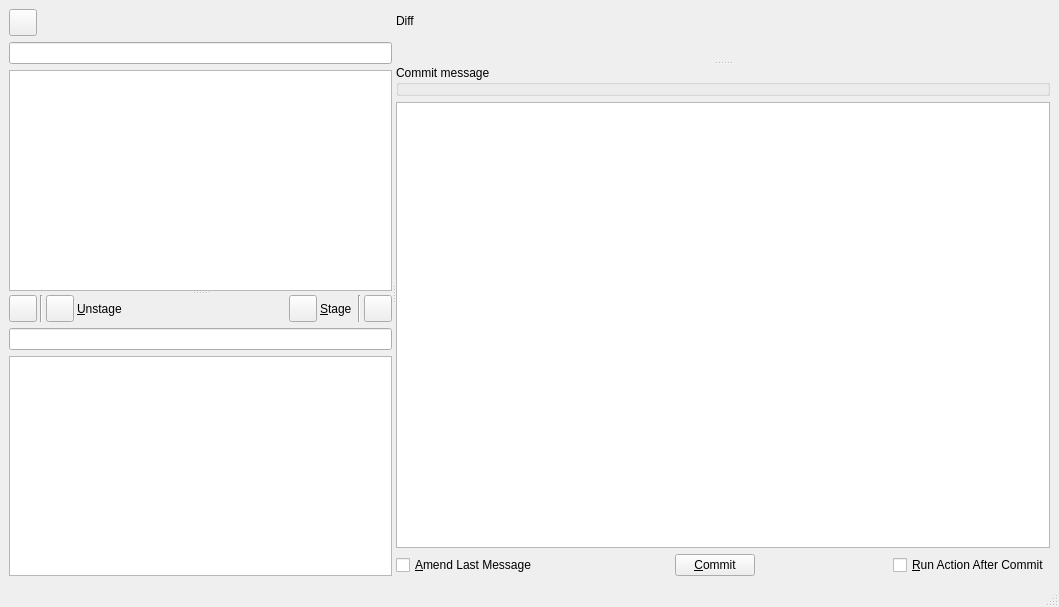
Old version of the form qgitc/commitwindow.ui in the repository timxx/qgitc.
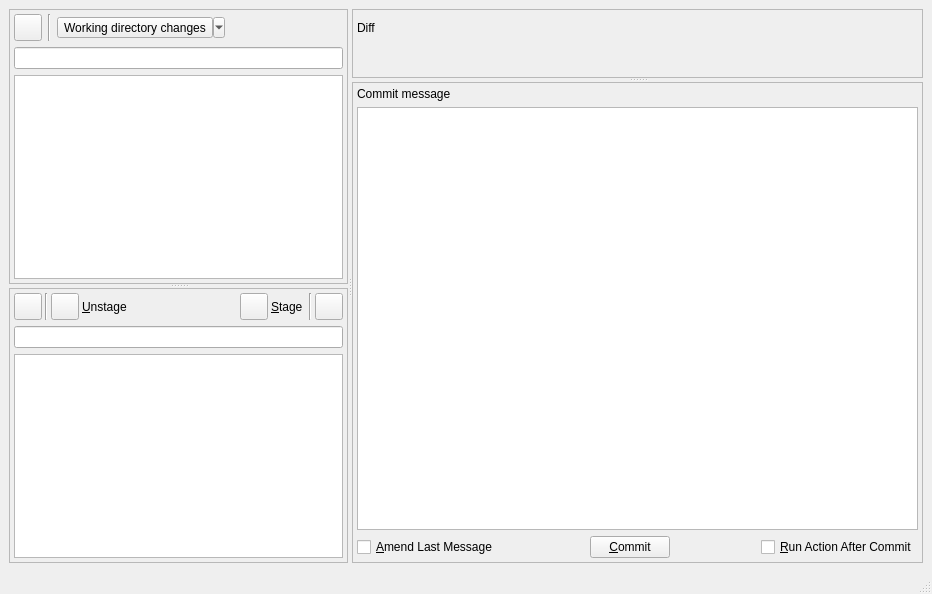
New version of the form. Custom widgets are drawn as their Qt base class.

What changed in the file:
```diff
--- a/qgitc/commitwindow.ui
+++ b/qgitc/commitwindow.ui
@@ -6,8 +6,8 @@
    <rect>
     <x>0</x>
     <y>0</y>
-    <width>1059</width>
-    <height>607</height>
+    <width>932</width>
+    <height>594</height>
    </rect>
   </property>
   <property name="windowTitle">
@@ -24,8 +24,29 @@
        <property name="orientation">
         <enum>Qt::Orientation::Vertical</enum>
        </property>
-       <widget class="QWidget" name="verticalLayoutWidget">
-        <layout class="QVBoxLayout" name="verticalLayout">
+       <widget class="QFrame" name="frame">
+        <property name="frameShape">
+         <enum>QFrame::Shape::StyledPanel</enum>
+        </property>
+        <property name="frameShadow">
+         <enum>QFrame::Shadow::Raised</enum>
+        </property>
+        <layout class="QVBoxLayout" name="verticalLayout_5">
+         <property name="spacing">
+          <number>6</number>
+         </property>
+         <property name="leftMargin">
+          <number>4</number>
+         </property>
+         <property name="topMargin">
+          <number>4</number>
+         </property>
+         <property name="rightMargin">
+          <number>4</number>
+         </property>
+         <property name="bottomMargin">
+          <number>4</number>
+         </property>
          <item>
           <layout class="QHBoxLayout" name="horizontalLayout_4">
            <item>
@@ -41,6 +62,35 @@
              </property>
             </widget>
            </item>
+           <item>
+            <widget class="Line" name="line">
+             <property name="orientation">
+              <enum>Qt::Orientation::Vertical</enum>
+             </property>
+            </widget>
+           </item>
+           <item>
+            <widget class="QToolButton" name="toolButton">
+             <property name="sizePolicy">
+              <sizepolicy hsizetype="Minimum" vsizetype="Fixed">
+               <horstretch>0</horstretch>
+               <verstretch>0</verstretch>
+              </sizepolicy>
+             </property>
+             <property name="text">
+              <string>Working directory changes</string>
+             </property>
+             <property name="popupMode">
+              <enum>QToolButton::ToolButtonPopupMode::MenuButtonPopup</enum>
+             </property>
+             <property name="toolButtonStyle">
+              <enum>Qt::ToolButtonStyle::ToolButtonTextBesideIcon</enum>
+             </property>
+             <property name="arrowType">
+              <enum>Qt::ArrowType::NoArrow</enum>
+             </property>
+            </widget>
+           </item>
            <item>
             <widget class="QtWaitingSpinner" name="spinnerUnstaged" native="true"/>
            </item>
@@ -67,10 +117,28 @@
          </item>
         </layout>
        </widget>
-       <widget class="QWidget" name="verticalLayoutWidget_2">
-        <layout class="QVBoxLayout" name="verticalLayout_2">
+       <widget class="QFrame" name="frame_2">
+        <property name="frameShape">
+         <enum>QFrame::Shape::StyledPanel</enum>
+        </property>
+        <property name="frameShadow">
+         <enum>QFrame::Shadow::Raised</enum>
+        </property>
+        <layout class="QVBoxLayout" name="verticalLayout_3">
+         <property name="leftMargin">
+          <number>4</number>
+         </property>
+         <property name="topMargin">
+          <number>4</number>
+         </property>
+         <property name="rightMargin">
+          <number>4</number>
+         </property>
+         <property name="bottomMargin">
+          <number>4</number>
+         </property>
          <item>
-          <layout class="QHBoxLayout" name="horizontalLayout_5">
+          <layout class="QHBoxLayout" name="horizontalLayout_6">
            <property name="spacing">
             <number>3</number>
            </property>
@@ -88,7 +156,7 @@
             </widget>
            </item>
            <item>
-            <widget class="Line" name="line">
+            <widget class="Line" name="line_3">
              <property name="orientation">
               <enum>Qt::Orientation::Vertical</enum>
              </property>
@@ -108,7 +176,7 @@
             </widget>
            </item>
            <item>
-            <widget class="QLabel" name="label_3">
+            <widget class="QLabel" name="label_5">
              <property name="text">
               <string>&amp;Unstage</string>
              </property>
@@ -118,7 +186,7 @@
             </widget>
            </item>
            <item>
-            <spacer name="horizontalSpacer_5">
+            <spacer name="horizontalSpacer_7">
              <property name="orientation">
               <enum>Qt::Orientation::Horizontal</enum>
              </property>
@@ -144,7 +212,7 @@
             </widget>
            </item>
            <item>
-            <widget class="QLabel" name="label_4">
+            <widget class="QLabel" name="label_6">
              <property name="text">
               <string>&amp;Stage</string>
              </property>
@@ -154,7 +222,7 @@
             </widget>
            </item>
            <item>
-            <spacer name="horizontalSpacer_6">
+            <spacer name="horizontalSpacer_8">
              <property name="orientation">
               <enum>Qt::Orientation::Horizontal</enum>
              </property>
@@ -170,7 +238,7 @@
             </spacer>
            </item>
            <item>
-            <widget class="Line" name="line_2">
+            <widget class="Line" name="line_4">
              <property name="orientation">
               <enum>Qt::Orientation::Vertical</enum>
              </property>
@@ -204,12 +272,30 @@
        <property name="orientation">
         <enum>Qt::Orientation::Vertical</enum>
        </property>
-       <widget class="QWidget" name="verticalLayoutWidget_3">
-        <layout class="QVBoxLayout" name="verticalLayout_7">
+       <widget class="QFrame" name="frame_3">
+        <property name="frameShape">
+         <enum>QFrame::Shape::StyledPanel</enum>
+        </property>
+        <property name="frameShadow">
+         <enum>QFrame::Shadow::Raised</enum>
+        </property>
+        <layout class="QVBoxLayout" name="verticalLayout">
+         <property name="leftMargin">
+          <number>4</number>
+         </property>
+         <property name="topMargin">
+          <number>4</number>
+         </property>
+         <property name="rightMargin">
+          <number>4</number>
+         </property>
+         <property name="bottomMargin">
+          <number>4</number>
+         </property>
          <item>
-          <layout class="QHBoxLayout" name="horizontalLayout_3">
+          <layout class="QHBoxLayout" name="horizontalLayout_5">
            <item>
-            <widget class="QLabel" name="label_2">
+            <widget class="QLabel" name="label_3">
              <property name="text">
               <string>Diff</string>
              </property>
@@ -219,7 +305,7 @@
             <widget class="QtWaitingSpinner" name="spinnerDiff" native="true"/>
            </item>
            <item>
-            <spacer name="horizontalSpacer_4">
+            <spacer name="horizontalSpacer_5">
              <property name="orientation">
               <enum>Qt::Orientation::Horizontal</enum>
              </property>
@@ -238,16 +324,31 @@
          </item>
         </layout>
        </widget>
-       <widget class="QWidget" name="horizontalLayoutWidget">
-        <layout class="QVBoxLayout" name="verticalLayout_4">
+       <widget class="QFrame" name="frame_4">
+        <property name="frameShape">
+         <enum>QFrame::Shape::StyledPanel</enum>
+        </property>
+        <property name="frameShadow">
+         <enum>QFrame::Shadow::Raised</enum>
+        </property>
+        <layout class="QVBoxLayout" name="verticalLayout_2">
+         <property name="leftMargin">
+          <number>4</number>
+         </property>
+         <property name="topMargin">
+          <number>4</number>
+         </property>
+         <property name="rightMargin">
+          <number>4</number>
+         </property>
+         <property name="bottomMargin">
+          <number>4</number>
+         </property>
          <item>
-          <widget class="QGroupBox" name="groupBox">
-           <property name="title">
+          <widget class="QLabel" name="label">
+           <property name="text">
             <string>Commit message</string>
            </property>
-           <property name="flat">
-            <bool>true</bool>
-           </property>
           </widget>
          </item>
          <item>
```
Left out of the diff: 12 changed lines with no effect on the pictures.
